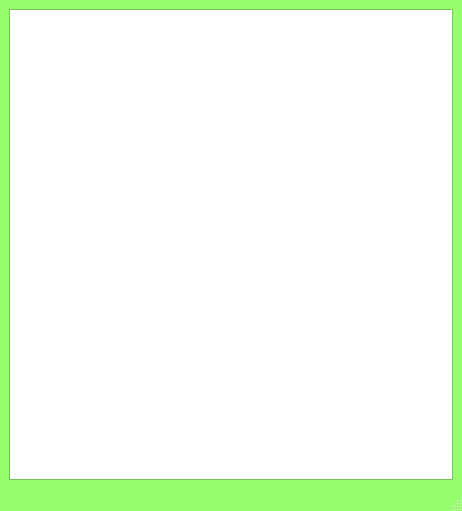
Above: mainwindow.ui from MieszkoP/DDietTracker before the change. Below: the same form after it.
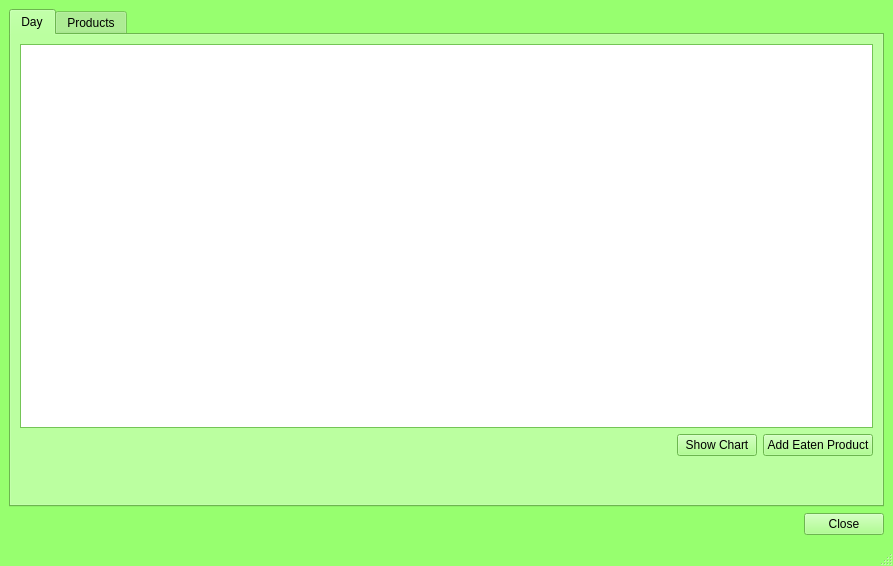
That is the form after the change.

```diff
--- a/mainwindow.ui
+++ b/mainwindow.ui
@@ -6,8 +6,8 @@
    <rect>
     <x>0</x>
     <y>0</y>
-    <width>462</width>
-    <height>511</height>
+    <width>893</width>
+    <height>566</height>
    </rect>
   </property>
   <property name="palette">
@@ -465,31 +465,134 @@
      <verstretch>0</verstretch>
     </sizepolicy>
    </property>
-   <layout class="QVBoxLayout" name="verticalLayout">
+   <layout class="QVBoxLayout" name="verticalLayout_3">
     <item>
-     <widget class="QTableView" name="tableView">
-      <property name="sizePolicy">
-       <sizepolicy hsizetype="Expanding" vsizetype="Expanding">
-        <horstretch>0</horstretch>
-        <verstretch>0</verstretch>
-       </sizepolicy>
+     <widget class="QTabWidget" name="tabWidget">
+      <property name="currentIndex">
+       <number>0</number>
       </property>
-      <property name="showGrid">
-       <bool>true</bool>
-      </property>
-      <property name="sortingEnabled">
-       <bool>false</bool>
-      </property>
-      <attribute name="horizontalHeaderVisible">
-       <bool>true</bool>
-      </attribute>
-      <attribute name="horizontalHeaderCascadingSectionResizes">
-       <bool>false</bool>
-      </attribute>
+      <widget class="QWidget" name="tab">
+       <property name="enabled">
+        <bool>true</bool>
+       </property>
+       <property name="sizePolicy">
+        <sizepolicy hsizetype="Preferred" vsizetype="Preferred">
+         <horstretch>0</horstretch>
+         <verstretch>0</verstretch>
+        </sizepolicy>
+       </property>
+       <attribute name="title">
+        <string>Day</string>
+       </attribute>
+       <layout class="QVBoxLayout" name="verticalLayout_5">
+        <item>
+         <layout class="QVBoxLayout" name="verticalLayout">
+          <item>
+           <widget class="QTableView" name="tableView">
+            <property name="enabled">
+             <bool>true</bool>
+            </property>
+            <property name="sizePolicy">
+             <sizepolicy hsizetype="Expanding" vsizetype="Expanding">
+              <horstretch>0</horstretch>
+              <verstretch>0</verstretch>
+             </sizepolicy>
+            </property>
+            <property name="inputMethodHints">
+             <set>Qt::ImhNone</set>
+            </property>
+            <property name="showGrid">
+             <bool>true</bool>
+            </property>
+            <property name="sortingEnabled">
+             <bool>false</bool>
+            </property>
+           </widget>
+          </item>
+          <item>
+           <layout class="QHBoxLayout" name="horizontalLayout_2">
+            <item>
+             <spacer name="horizontalSpacer_2">
+              <property name="orientation">
+               <enum>Qt::Horizontal</enum>
+              </property>
+              <property name="sizeHint" stdset="0">
+               <size>
+                <width>40</width>
+                <height>20</height>
+               </size>
+              </property>
+             </spacer>
+            </item>
+            <item>
+             <widget class="QPushButton" name="pushButton_2">
+              <property name="text">
+               <string>Show Chart</string>
+              </property>
+             </widget>
+            </item>
+            <item>
+             <widget class="QPushButton" name="pushButton_3">
+              <property name="text">
+               <string>Add Eaten Product</string>
+              </property>
+             </widget>
+            </item>
+           </layout>
+          </item>
+          <item>
+           <layout class="QGridLayout" name="gridLayout_2"/>
+          </item>
+          <item>
+           <spacer name="verticalSpacer">
+            <property name="orientation">
+             <enum>Qt::Vertical</enum>
+            </property>
+            <property name="sizeType">
+             <enum>QSizePolicy::Minimum</enum>
+            </property>
+            <property name="sizeHint" stdset="0">
+             <size>
+              <width>20</width>
+              <height>40</height>
+             </size>
+            </property>
+           </spacer>
+          </item>
+         </layout>
+        </item>
+       </layout>
+      </widget>
+      <widget class="QWidget" name="tab_2">
+       <attribute name="title">
+        <string>Products</string>
+       </attribute>
+      </widget>
      </widget>
     </item>
     <item>
-     <layout class="QGridLayout" name="gridLayout"/>
+     <layout class="QHBoxLayout" name="horizontalLayout">
+      <item>
+       <spacer name="horizontalSpacer">
+        <property name="orientation">
+         <enum>Qt::Horizontal</enum>
+        </property>
+        <property name="sizeHint" stdset="0">
+         <size>
+          <width>872</width>
+          <height>20</height>
+         </size>
+        </property>
+       </spacer>
+      </item>
+      <item>
+       <widget class="QPushButton" name="pushButton">
+        <property name="text">
+         <string>Close</string>
+        </property>
+       </widget>
+      </item>
+     </layout>
     </item>
    </layout>
   </widget>
```
Left out of the diff: 2 changed lines with no effect on the pictures.
